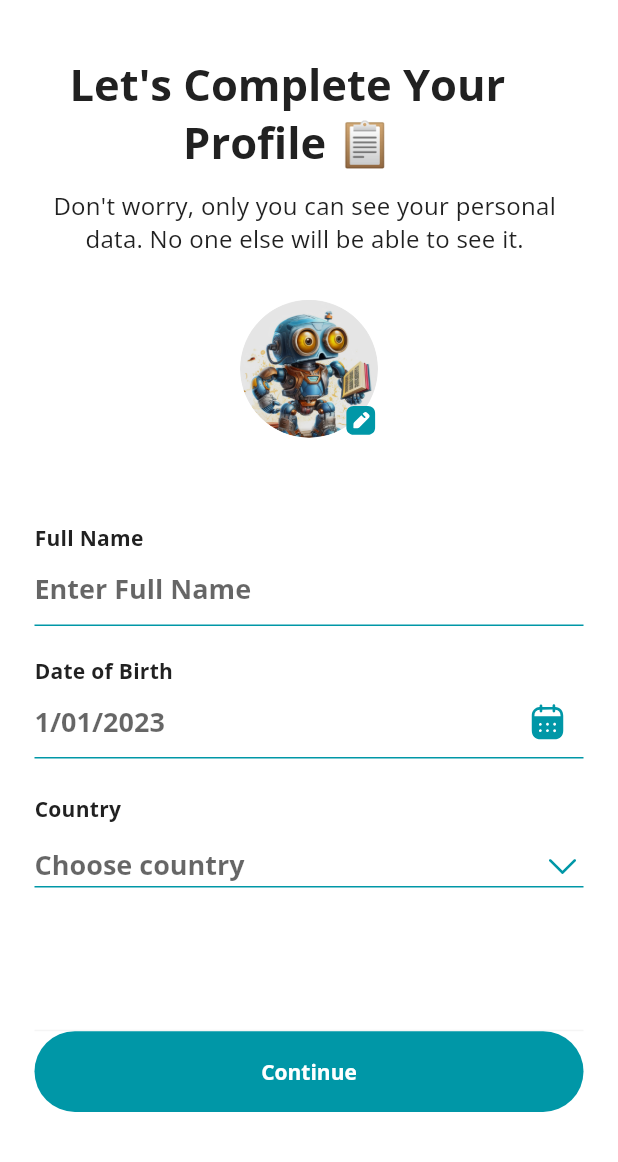
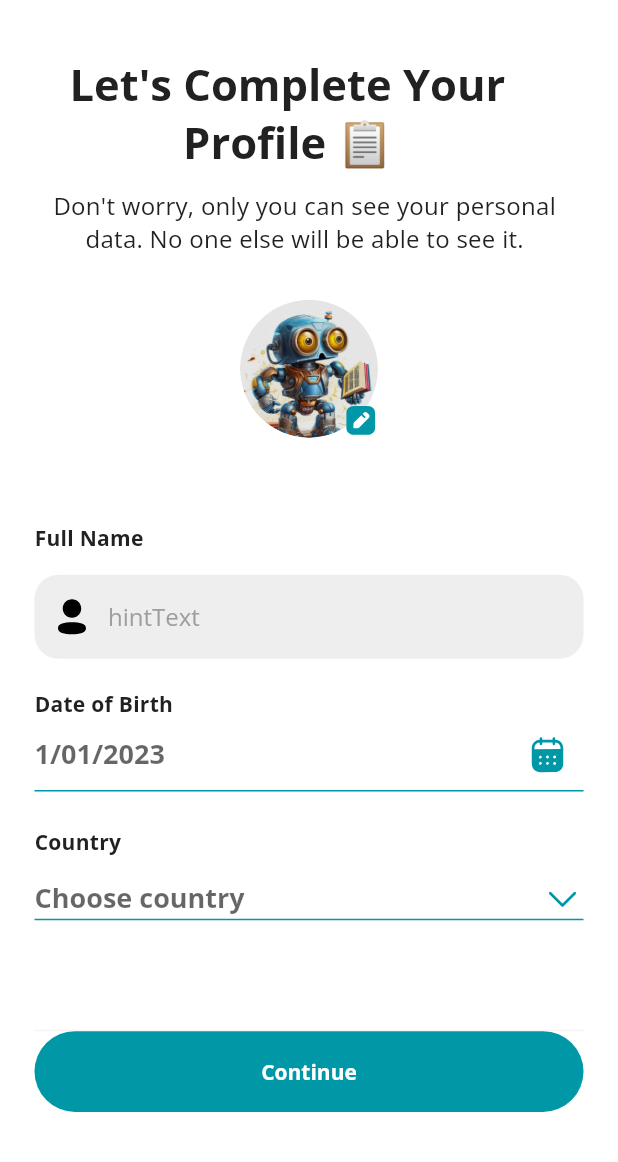
Before and after one commit to Kobbleton/bookflow, a Flutter app: the AppNavigationScreen screen opened by its route, after a tap on "6_Light_sign up step Four", on a phone screen of 412 x 824 dp, the part 74-1236 px from its top. Run offline on Flutter 3.47's test engine with Material 2 defaults, Android fonts, the phone set to English and light mode, and no system bars; our stand-ins replace cached_network_image, carousel_slider, flutter_svg, smooth_page_indicator.

Commit message:
Custom Text Field
Custom Text Field implementation

```diff
--- a/lib/core/utils/color_constant.dart
+++ b/lib/core/utils/color_constant.dart
@@ -10,11 +10,13 @@ class ColorConstant {
 
   static Color cyan7003f = fromHex('#3f0097a7');
 
+  static Color gray50 = fromHex('#FAFAFA');
+
+  static Color gray100 = fromHex('#f5f5f5');
+
   static Color gray200 = fromHex('#eeeeee');
 
   static Color gray300 = fromHex('#e0e0e0');
-
-  static Color gray100 = fromHex('#f5f5f5');
 
   static Color whiteA70000 = fromHex('#00ffffff');
 
--- a/lib/core/utils/image_constant.dart
+++ b/lib/core/utils/image_constant.dart
@@ -27,4 +27,12 @@ class ImageConstant {
   static String imgCalendar = 'assets/images/img_calendar.svg';
 
   static String imageNotFound = 'assets/images/image_not_found.png';
+
+  static String lockIcon = 'assets/images/lock.svg';
+
+  static String profileIcon = 'assets/images/profile.svg';
+
+  static String emailIcon = 'assets/images/message.svg';
+
+  static String hideIcon = 'assets/images/hide.svg';
 }
--- a/lib/presentation/app_navigation_screen/app_navigation_screen.dart
+++ b/lib/presentation/app_navigation_screen/app_navigation_screen.dart
@@ -37,7 +37,7 @@ class AppNavigationScreen extends StatelessWidget {
                                             overflow: TextOverflow.ellipsis,
                                             textAlign: TextAlign.center,
                                             style:
-                                                AppStyle.txtRobotoRegular20))),
+                                                AppStyle.txtOpenSansBold20))),
                                 Align(
                                     alignment: Alignment.centerLeft,
                                     child: Padding(
@@ -47,7 +47,7 @@ class AppNavigationScreen extends StatelessWidget {
                                             overflow: TextOverflow.ellipsis,
                                             textAlign: TextAlign.center,
                                             style:
-                                                AppStyle.txtRobotoRegular16))),
+                                                AppStyle.txtOpenSansBold18))),
                                 Padding(
                                     padding: getPadding(top: 5),
                                     child: Divider(
@@ -94,7 +94,7 @@ class AppNavigationScreen extends StatelessWidget {
                                                                       TextAlign
                                                                           .center,
                                                                   style: AppStyle
-                                                                      .txtRobotoRegular20))),
+                                                                      .txtOpenSansBold18))),
                                                       Padding(
                                                           padding: getPadding(
                                                               top: 5),
@@ -139,7 +139,7 @@ class AppNavigationScreen extends StatelessWidget {
                                                                       TextAlign
                                                                           .center,
                                                                   style: AppStyle
-                                                                      .txtRobotoRegular20))),
+                                                                      .txtOpenSansBold20))),
                                                       Padding(
                                                           padding: getPadding(
                                                               top: 5),
@@ -184,7 +184,7 @@ class AppNavigationScreen extends StatelessWidget {
                                                                       TextAlign
                                                                           .center,
                                                                   style: AppStyle
-                                                                      .txtRobotoRegular20))),
+                                                                      .txtOpenSansBold20))),
                                                       Padding(
                                                           padding: getPadding(
                                                               top: 5),
@@ -229,7 +229,7 @@ class AppNavigationScreen extends StatelessWidget {
                                                                       TextAlign
                                                                           .center,
                                                                   style: AppStyle
-                                                                      .txtRobotoRegular20))),
+                                                                      .txtOpenSansBold20))),
                                                       Padding(
                                                           padding: getPadding(
                                                               top: 5),
@@ -275,7 +275,7 @@ class AppNavigationScreen extends StatelessWidget {
                                                                       TextAlign
                                                                           .center,
                                                                   style: AppStyle
-                                                                      .txtRobotoRegular20))),
+                                                                      .txtOpenSansBold20))),
                                                       Padding(
                                                           padding: getPadding(
                                                               top: 5),
--- a/lib/presentation/sign_up_step_one_screen/sign_up_step_one_screen.dart
+++ b/lib/presentation/signup_one_screen/sign_up_step_one_screen.dart
@@ -1,7 +1,7 @@
-import 'package:bookflow/presentation/sign_up_step_one_screen/widgets/custom_textfield.dart';
+import 'package:bookflow/widgets/custom_input_field.dart';
 import 'package:flutter/material.dart';
 import 'package:bookflow/core/utils/countries_list.dart';
-import 'package:bookflow/presentation/sign_up_step_one_screen/widgets/date_picker_field.dart';
+import 'package:bookflow/presentation/signup_one_screen/widgets/date_picker_field.dart';
 import '../../core/utils/color_constant.dart';
 import '../../core/utils/image_constant.dart';
 import '../../core/utils/size_utils.dart';
@@ -129,13 +129,30 @@ class _SignUpStepOneScreenState extends State<SignUpStepOneScreen> {
                                     ]))),
                         // Full Name text field.
                         Padding(
-                          padding: getPadding(top: 62),
-                          child: CustomTextField(
-                            fullNameController: fullNameController,
-                            hintText: 'Enter Full Name',
-                            labelText: 'Full Name',
-                          ),
-                        ),
+                            padding: getPadding(top: 62),
+                            child: Column(
+                              crossAxisAlignment: CrossAxisAlignment.start,
+                              mainAxisAlignment: MainAxisAlignment.start,
+                              children: [
+                                Padding(
+                                  padding: getPadding(left: 0),
+                                  child: Text("Full Name",
+                                      overflow: TextOverflow.ellipsis,
+                                      textAlign: TextAlign.left,
+                                      style: AppStyle.txtOpenSansBold16
+                                          .copyWith(
+                                              letterSpacing:
+                                                  getHorizontalSize(0.2))),
+                                ),
+                                Padding(
+                                  padding: getPadding(top: 16),
+                                ),
+                                CustomTextField(
+                                  hintText: 'hintText',
+                                  iconPath: ImageConstant.profileIcon,
+                                ),
+                              ],
+                            )),
                         // Date picker field.
                         const DatePickerField(),
                         // Country dropdown field.
@@ -145,13 +162,14 @@ class _SignUpStepOneScreenState extends State<SignUpStepOneScreen> {
                                 crossAxisAlignment: CrossAxisAlignment.start,
                                 mainAxisAlignment: MainAxisAlignment.start,
                                 children: [
-                                  Text("Country",
-                                      overflow: TextOverflow.ellipsis,
-                                      textAlign: TextAlign.left,
-                                      style: AppStyle.txtOpenSansBold16
-                                          .copyWith(
-                                              letterSpacing:
-                                                  getHorizontalSize(0.2))),
+                                  Text(
+                                    "Country",
+                                    overflow: TextOverflow.ellipsis,
+                                    textAlign: TextAlign.left,
+                                    style: AppStyle.txtOpenSansBold16.copyWith(
+                                      letterSpacing: getHorizontalSize(0.2),
+                                    ),
+                                  ),
                                   CustomDropDown(
                                       focusNode: FocusNode(),
                                       autofocus: true,
--- a/lib/presentation/sign_up_step_one_screen/widgets/custom_textfield.dart
+++ b/lib/presentation/signup_one_screen/widgets/custom_textfield.dart
@@ -5,13 +5,13 @@ import '../../../core/utils/size_utils.dart';
 import '../../../theme/app_style.dart';
 
 // Custom TextField widget to be used throughout the application for uniform styling and properties
-class CustomTextField extends StatelessWidget {
+class CustomTextField_old extends StatelessWidget {
   // Constructor of the CustomTextField class
   // It accepts three required parameters:
   // fullNameController for controlling the text field,
   // labelText for the label to be shown above the text field
   // and hintText for the hint to be displayed inside the text field.
-  const CustomTextField({
+  const CustomTextField_old({
     Key? key,
     required this.fullNameController,
     required this.labelText,
--- a/lib/presentation/sign_up_step_two_screen/sign_up_step_two_screen.dart
+++ b/lib/presentation/signup_two_screen/sign_up_step_two_screen.dart
@@ -1,5 +1,5 @@
-import 'package:bookflow/presentation/sign_up_step_one_screen/widgets/custom_textfield.dart';
-import 'package:bookflow/presentation/sign_up_step_two_screen/widgets/custom_password_field.dart';
+import 'package:bookflow/presentation/signup_one_screen/widgets/custom_textfield.dart';
+import 'package:bookflow/presentation/signup_two_screen/widgets/custom_password_field.dart';
 import '../../core/utils/color_constant.dart';
 import '../../core/utils/image_constant.dart';
 import '../../core/utils/size_utils.dart';
@@ -84,7 +84,7 @@ class _SignUpStepTwoScreenState extends State<SignUpStepTwoScreen> {
                         //user
                         Padding(
                           padding: getPadding(top: 29),
-                          child: CustomTextField(
+                          child: CustomTextField_old(
                               fullNameController: usernameController,
                               labelText: 'Username',
                               hintText: 'Enter username'),
@@ -92,7 +92,7 @@ class _SignUpStepTwoScreenState extends State<SignUpStepTwoScreen> {
                         //email
                         Padding(
                           padding: getPadding(top: 23),
-                          child: CustomTextField(
+                          child: CustomTextField_old(
                               fullNameController: emailController,
                               labelText: 'Email',
                               hintText: 'Enter email'),
--- a/lib/routes/app_routes.dart
+++ b/lib/routes/app_routes.dart
@@ -1,7 +1,7 @@
 import 'package:flutter/material.dart';
 import '../presentation/app_navigation_screen/app_navigation_screen.dart';
-import '../presentation/sign_up_step_two_screen/sign_up_step_two_screen.dart';
-import '../presentation/sign_up_step_one_screen/sign_up_step_one_screen.dart';
+import '../presentation/signup_two_screen/sign_up_step_two_screen.dart';
+import '../presentation/signup_one_screen/sign_up_step_one_screen.dart';
 import '../presentation/splash_screen/splash_screen.dart';
 import '../presentation/welcome_screen/welcome_screen.dart';
 
--- a/lib/theme/app_style.dart
+++ b/lib/theme/app_style.dart
@@ -2,33 +2,15 @@ import 'package:flutter/material.dart';
 import '../core/utils/color_constant.dart';
 import '../core/utils/size_utils.dart';
 
-
 class AppStyle {
-  static TextStyle txtOpenSansSemiBold18 = TextStyle(
+  ///REGULAR
+  static TextStyle txtOpenSansRegular16 = TextStyle(
     color: ColorConstant.gray900,
-    fontSize: getFontSize(
-      18,
-    ),
-    fontFamily: 'Open Sans',
-    fontWeight: FontWeight.w600,
-  );
-
-  static TextStyle txtRobotoRegular16 = TextStyle(
-    color: ColorConstant.blueGray400,
     fontSize: getFontSize(
       16,
     ),
-    fontFamily: 'Roboto',
+    fontFamily: 'Open Sans',
     fontWeight: FontWeight.w400,
-  );
-
-  static TextStyle txtOpenSansBold48 = TextStyle(
-    color: ColorConstant.gray900,
-    fontSize: getFontSize(
-      48,
-    ),
-    fontFamily: 'Open Sans',
-    fontWeight: FontWeight.w700,
   );
 
   static TextStyle txtOpenSansRegular18 = TextStyle(
@@ -40,6 +22,7 @@ class AppStyle {
     fontWeight: FontWeight.w400,
   );
 
+  ///BOLD
   static TextStyle txtOpenSansBold16 = TextStyle(
     color: ColorConstant.gray900,
     fontSize: getFontSize(
@@ -49,37 +32,28 @@ class AppStyle {
     fontWeight: FontWeight.w700,
   );
 
-  static TextStyle txtOpenSansBold24 = TextStyle(
-    color: ColorConstant.cyan700,
+  static TextStyle txtOpenSansBold18 = TextStyle(
+    color: ColorConstant.gray900,
     fontSize: getFontSize(
-      24,
+      18,
     ),
     fontFamily: 'Open Sans',
     fontWeight: FontWeight.w700,
-  );
-
-  static TextStyle txtOpenSansRegular16 = TextStyle(
-    color: ColorConstant.gray900,
-    fontSize: getFontSize(
-      16,
-    ),
-    fontFamily: 'Open Sans',
-    fontWeight: FontWeight.w400,
-  );
-
-  static TextStyle txtRobotoRegular20 = TextStyle(
-    color: ColorConstant.black900,
-    fontSize: getFontSize(
-      20,
-    ),
-    fontFamily: 'Roboto',
-    fontWeight: FontWeight.w400,
   );
 
   static TextStyle txtOpenSansBold20 = TextStyle(
     color: ColorConstant.gray900,
     fontSize: getFontSize(
       20,
+    ),
+    fontFamily: 'Open Sans',
+    fontWeight: FontWeight.w700,
+  );
+
+  static TextStyle txtOpenSansBold24 = TextStyle(
+    color: ColorConstant.gray900,
+    fontSize: getFontSize(
+      24,
     ),
     fontFamily: 'Open Sans',
     fontWeight: FontWeight.w700,
@@ -93,4 +67,23 @@ class AppStyle {
     fontFamily: 'Open Sans',
     fontWeight: FontWeight.w700,
   );
+
+  static TextStyle txtOpenSansBold48 = TextStyle(
+    color: ColorConstant.gray900,
+    fontSize: getFontSize(
+      48,
+    ),
+    fontFamily: 'Open Sans',
+    fontWeight: FontWeight.w700,
+  );
+
+  ///SEMIBOLD
+  static TextStyle txtOpenSansSemiBold18 = TextStyle(
+    color: ColorConstant.gray900,
+    fontSize: getFontSize(
+      18,
+    ),
+    fontFamily: 'Open Sans',
+    fontWeight: FontWeight.w600,
+  );
 }
--- /dev/null
+++ b/lib/widgets/custom_input_field.dart
@@ -0,0 +1,96 @@
+import 'package:flutter/material.dart';
+
+import 'package:bookflow/core/utils/color_constant.dart';
+import 'package:bookflow/core/utils/size_utils.dart';
+import 'package:bookflow/theme/app_style.dart';
+import 'package:flutter_svg/svg.dart';
+
+class CustomTextField extends StatefulWidget {
+  final String hintText;
+  final String iconPath;
+
+  const CustomTextField({
+    Key? key,
+    required this.hintText,
+    required this.iconPath,
+  }) : super(key: key);
+
+  @override
+  _CustomTextFieldState createState() => _CustomTextFieldState();
+}
+
+class _CustomTextFieldState extends State<CustomTextField> {
+  final TextEditingController _controller = TextEditingController();
+  final FocusNode _focusNode = FocusNode();
+  final ValueNotifier<bool> _isFocused = ValueNotifier<bool>(false);
+
+  @override
+  void initState() {
+    super.initState();
+    _focusNode.addListener(() {
+      _isFocused.value = _focusNode.hasFocus;
+    });
+  }
+
+  @override
+  void dispose() {
+    _focusNode.dispose();
+    _isFocused.dispose();
+    super.dispose();
+  }
+
+  @override
+  Widget build(BuildContext context) {
+    return ValueListenableBuilder<bool>(
+        valueListenable: _isFocused,
+        builder: (BuildContext context, bool hasFocus, Widget? child) {
+          return AnimatedContainer(
+            duration: const Duration(milliseconds: 300),
+            width: 382,
+            height: 56,
+            decoration: BoxDecoration(
+              border: hasFocus
+                  ? Border.all(color: ColorConstant.cyan700, width: 1)
+                  : Border.all(style: BorderStyle.none),
+              color: hasFocus ? Colors.cyan.shade50 : ColorConstant.gray200,
+              borderRadius: BorderRadius.circular(16),
+            ),
+            child: Center(
+              child: TextField(
+                controller: _controller,
+                focusNode: _focusNode,
+                style: AppStyle.txtOpenSansBold18,
+                decoration: InputDecoration(
+                  prefixIcon: Padding(
+                    padding: const EdgeInsets.all(10.0),
+                    child: SvgPicture.asset(
+                      widget.iconPath,
+                      color: hasFocus
+                          ? ColorConstant.cyan700
+                          : ColorConstant.black900,
+                      width: 10,
+                      height: 10,
+                    ),
+                  ),
+                  contentPadding: getPadding(left: 16, top: 6, bottom: 6),
+                  filled: true,
+                  fillColor:
+                      hasFocus ? Colors.cyan.shade50 : ColorConstant.gray200,
+                  border: OutlineInputBorder(
+                    borderSide: BorderSide.none,
+                    borderRadius: BorderRadius.circular(16),
+                  ),
+                  hintText: widget.hintText,
+                  hintStyle: const TextStyle(
+                    color: Color(0xFF9E9E9E),
+                    fontSize: 16,
+                    fontFamily: 'Open Sans',
+                    fontWeight: FontWeight.w400,
+                  ),
+                ),
+              ),
+            ),
+          );
+        });
+  }
+}
```
Also changed, not shown: assets/images/hide.svg (added), assets/images/lock.svg (added), assets/images/message.svg (added), assets/images/profile.svg (added), lib/presentation/signup_one_screen/widgets/date_picker_field.dart (renamed from lib/presentation/sign_up_step_one_screen/widgets/date_picker_field.dart), lib/presentation/signup_two_screen/widgets/custom_password_field.dart (renamed from lib/presentation/sign_up_step_two_screen/widgets/custom_password_field.dart).
